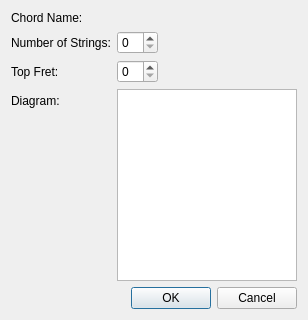
Old version of the form source/dialogs/chorddiagramdialog.ui in the repository powertab/powertabeditor.
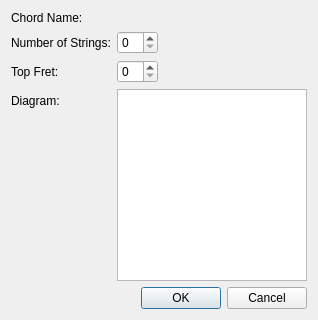
New version of the form. Custom widgets are drawn as their Qt base class.

What changed in the file:
```diff
--- a/source/dialogs/chorddiagramdialog.ui
+++ b/source/dialogs/chorddiagramdialog.ui
@@ -58,7 +58,7 @@
       <widget class="QGraphicsView" name="diagramView">
        <property name="maximumSize">
         <size>
-         <width>180</width>
+         <width>190</width>
          <height>200</height>
         </size>
        </property>
```
